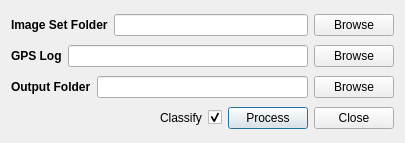
The window that imagesetprocessor.ui (utat-uav/Software) describes before a commit, drawn with Qt 5.
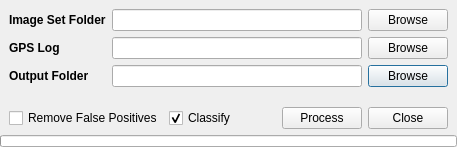
The same window after the commit.

Commit message: Added loading bar to image processor Added option to keep/remove false positives during processing

The edit to the form file:
```diff
--- a/imagesetprocessor.ui
+++ b/imagesetprocessor.ui
@@ -6,148 +6,203 @@
    <rect>
     <x>0</x>
     <y>0</y>
-    <width>405</width>
-    <height>143</height>
+    <width>457</width>
+    <height>147</height>
    </rect>
   </property>
   <property name="windowTitle">
    <string>Dialog</string>
   </property>
   <layout class="QGridLayout" name="gridLayout">
-   <item row="3" column="2">
-    <widget class="QCheckBox" name="aioCheckbox">
-     <property name="text">
-      <string/>
+   <property name="leftMargin">
+    <number>0</number>
+   </property>
+   <property name="topMargin">
+    <number>0</number>
+   </property>
+   <property name="rightMargin">
+    <number>0</number>
+   </property>
+   <property name="bottomMargin">
+    <number>0</number>
+   </property>
+   <item row="3" column="0" colspan="5">
+    <widget class="QProgressBar" name="progressBar">
+     <property name="minimumSize">
+      <size>
+       <width>0</width>
+       <height>12</height>
+      </size>
      </property>
-     <property name="checked">
-      <bool>true</bool>
+     <property name="maximumSize">
+      <size>
+       <width>16777215</width>
+       <height>12</height>
+      </size>
      </property>
-    </widget>
-   </item>
-   <item row="3" column="3">
-    <widget class="QPushButton" name="processButton">
-     <property name="text">
-      <string>Process</string>
+     <property name="value">
+      <number>0</number>
      </property>
-    </widget>
-   </item>
-   <item row="3" column="4">
-    <widget class="QDialogButtonBox" name="buttonBox">
-     <property name="sizePolicy">
-      <sizepolicy hsizetype="Fixed" vsizetype="Fixed">
-       <horstretch>0</horstretch>
-       <verstretch>0</verstretch>
-      </sizepolicy>
+     <property name="textVisible">
+      <bool>false</bool>
      </property>
-     <property name="orientation">
-      <enum>Qt::Horizontal</enum>
-     </property>
-     <property name="standardButtons">
-      <set>QDialogButtonBox::Close</set>
-     </property>
     </widget>
    </item>
-   <item row="3" column="0">
-    <spacer name="horizontalSpacer">
-     <property name="orientation">
-      <enum>Qt::Horizontal</enum>
-     </property>
-     <property name="sizeHint" stdset="0">
-      <size>
-       <width>40</width>
-       <height>20</height>
-      </size>
-     </property>
-    </spacer>
-   </item>
    <item row="2" column="0" colspan="5">
-    <layout class="QHBoxLayout" name="horizontalLayout_2">
-     <item>
-      <widget class="QLabel" name="label_2">
-       <property name="font">
-        <font>
-         <weight>75</weight>
-         <bold>true</bold>
-        </font>
+    <layout class="QGridLayout" name="gridLayout_4">
+     <property name="leftMargin">
+      <number>9</number>
+     </property>
+     <property name="topMargin">
+      <number>9</number>
+     </property>
+     <property name="rightMargin">
+      <number>9</number>
+     </property>
+     <property name="bottomMargin">
+      <number>0</number>
+     </property>
+     <item row="1" column="0">
+      <spacer name="verticalSpacer">
+       <property name="orientation">
+        <enum>Qt::Vertical</enum>
        </property>
-       <property name="text">
-        <string>Output Folder</string>
+       <property name="sizeHint" stdset="0">
+        <size>
+         <width>20</width>
+         <height>40</height>
+        </size>
        </property>
-      </widget>
+      </spacer>
      </item>
-     <item>
-      <widget class="QLineEdit" name="processedFolderName"/>
+     <item row="0" column="0" colspan="5">
+      <layout class="QGridLayout" name="gridLayout_2">
+       <item row="0" column="0">
+        <widget class="QLabel" name="label">
+         <property name="font">
+          <font>
+           <weight>75</weight>
+           <bold>true</bold>
+          </font>
+         </property>
+         <property name="text">
+          <string>Image Set Folder</string>
+         </property>
+        </widget>
+       </item>
+       <item row="0" column="1">
+        <widget class="QLineEdit" name="imageSetFolder"/>
+       </item>
+       <item row="1" column="0">
+        <widget class="QLabel" name="gpsLogLabel">
+         <property name="font">
+          <font>
+           <weight>75</weight>
+           <bold>true</bold>
+          </font>
+         </property>
+         <property name="text">
+          <string>GPS Log</string>
+         </property>
+        </widget>
+       </item>
+       <item row="2" column="2">
+        <widget class="QPushButton" name="browseProcessedFolder">
+         <property name="text">
+          <string>Browse</string>
+         </property>
+        </widget>
+       </item>
+       <item row="0" column="2">
+        <widget class="QPushButton" name="browseImageSetFolder">
+         <property name="text">
+          <string>Browse</string>
+         </property>
+        </widget>
+       </item>
+       <item row="1" column="2">
+        <widget class="QPushButton" name="pushButton">
+         <property name="text">
+          <string>Browse</string>
+         </property>
+        </widget>
+       </item>
+       <item row="2" column="1">
+        <widget class="QLineEdit" name="processedFolderName"/>
+       </item>
+       <item row="1" column="1">
+        <widget class="QLineEdit" name="gpsLogPath"/>
+       </item>
+       <item row="2" column="0">
+        <widget class="QLabel" name="label_2">
+         <property name="font">
+          <font>
+           <weight>75</weight>
+           <bold>true</bold>
+          </font>
+         </property>
+         <property name="text">
+          <string>Output Folder</string>
+         </property>
+        </widget>
+       </item>
+      </layout>
      </item>
-     <item>
-      <widget class="QPushButton" name="browseProcessedFolder">
+     <item row="2" column="3">
+      <widget class="QPushButton" name="processButton">
        <property name="text">
-        <string>Browse</string>
+        <string>Process</string>
        </property>
       </widget>
      </item>
-    </layout>
-   </item>
-   <item row="1" column="0" colspan="5">
-    <layout class="QHBoxLayout" name="horizontalLayout_5">
-     <item>
-      <widget class="QLabel" name="gpsLogLabel">
-       <property name="font">
-        <font>
-         <weight>75</weight>
-         <bold>true</bold>
-        </font>
+     <item row="2" column="4">
+      <widget class="QDialogButtonBox" name="buttonBox">
+       <property name="sizePolicy">
+        <sizepolicy hsizetype="Fixed" vsizetype="Fixed">
+         <horstretch>0</horstretch>
+         <verstretch>0</verstretch>
+        </sizepolicy>
        </property>
-       <property name="text">
-        <string>GPS Log</string>
+       <property name="orientation">
+        <enum>Qt::Horizontal</enum>
        </property>
-      </widget>
-     </item>
-     <item>
-      <widget class="QLineEdit" name="gpsLogPath"/>
-     </item>
-     <item>
-      <widget class="QPushButton" name="pushButton">
-       <property name="text">
-        <string>Browse</string>
+       <property name="standardButtons">
+        <set>QDialogButtonBox::Close</set>
        </property>
       </widget>
      </item>
-    </layout>
-   </item>
-   <item row="0" column="0" colspan="5">
-    <layout class="QHBoxLayout" name="horizontalLayout">
-     <item>
-      <widget class="QLabel" name="label">
-       <property name="font">
-        <font>
-         <weight>75</weight>
-         <bold>true</bold>
-        </font>
+     <item row="2" column="2">
+      <spacer name="horizontalSpacer">
+       <property name="orientation">
+        <enum>Qt::Horizontal</enum>
        </property>
+       <property name="sizeHint" stdset="0">
+        <size>
+         <width>40</width>
+         <height>20</height>
+        </size>
+       </property>
+      </spacer>
+     </item>
+     <item row="2" column="0">
+      <widget class="QCheckBox" name="removeFalsePositivesCheckbox">
        <property name="text">
-        <string>Image Set Folder</string>
+        <string>Remove False Positives</string>
        </property>
       </widget>
      </item>
-     <item>
-      <widget class="QLineEdit" name="imageSetFolder"/>
-     </item>
-     <item>
-      <widget class="QPushButton" name="browseImageSetFolder">
+     <item row="2" column="1">
+      <widget class="QCheckBox" name="aioCheckbox">
        <property name="text">
-        <string>Browse</string>
+        <string>Classify</string>
        </property>
+       <property name="checked">
+        <bool>true</bool>
+       </property>
       </widget>
      </item>
     </layout>
    </item>
-   <item row="3" column="1">
-    <widget class="QLabel" name="label_3">
-     <property name="text">
-      <string>Classify</string>
-     </property>
-    </widget>
-   </item>
   </layout>
  </widget>
  <resources/>
```
The commit also changes 9 other files.
